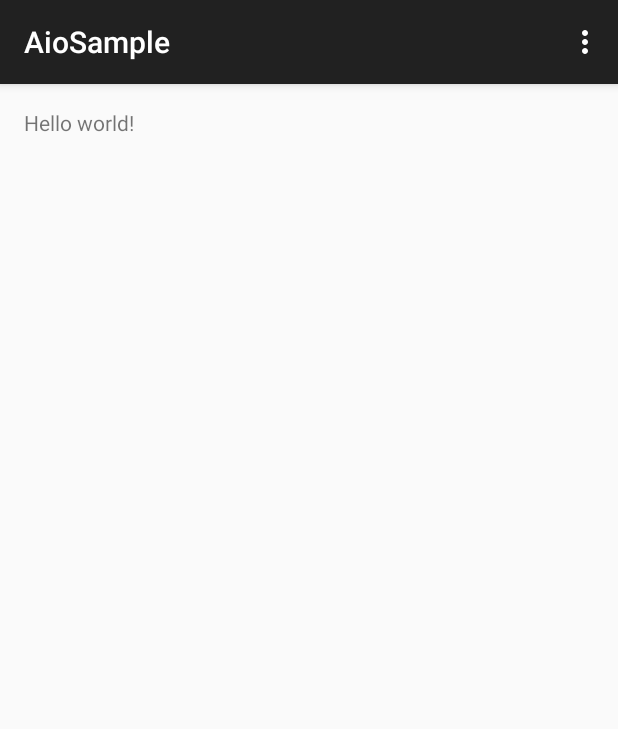
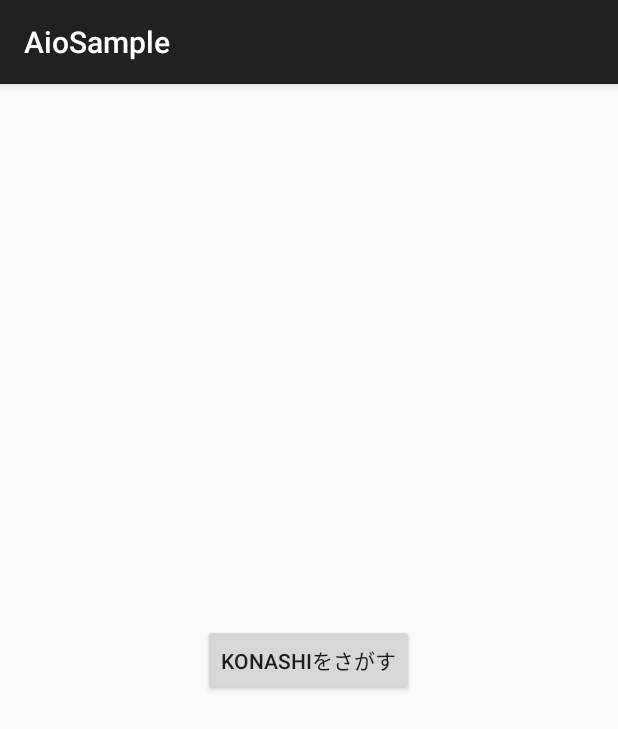
Before and after one commit to YUKAI/konashi-android-sdk, an Android app: the screen it shows after launch (MainActivity), on a phone screen of 412 x 824 dp. Shown: the top 729 px of the screen. Run offline under Robolectric (Android 15) with nearby library versions, the phone set to English and light mode, and no system bars.

Commit message:
Add layout

```diff
--- a/samples/aio-sample/src/main/res/layout/activity_main.xml
+++ b/samples/aio-sample/src/main/res/layout/activity_main.xml
@@ -8,9 +8,31 @@
                 android:paddingBottom="@dimen/activity_vertical_margin"
                 tools:context=".MainActivity">
 
+    <Button
+        android:layout_width="wrap_content"
+        android:layout_height="wrap_content"
+        android:text="@string/btn_read"
+        android:id="@+id/btn_read"
+        android:visibility="gone"
+        android:layout_centerVertical="true"
+        android:layout_centerHorizontal="true"/>
+
     <TextView
-        android:text="@string/hello_world"
         android:layout_width="wrap_content"
-        android:layout_height="wrap_content"/>
+        android:layout_height="wrap_content"
+        android:text="@string/label_value"
+        android:id="@+id/text_value"
+        android:visibility="gone"
+        android:layout_marginTop="25dp"
+        android:layout_below="@+id/btn_read"
+        android:layout_centerHorizontal="true"/>
+
+    <Button
+        android:layout_width="wrap_content"
+        android:layout_height="wrap_content"
+        android:text="@string/btn_find"
+        android:id="@+id/btn_find"
+        android:layout_centerVertical="true"
+        android:layout_centerHorizontal="true"/>
 
 </RelativeLayout>
--- a/samples/aio-sample/src/main/res/menu/menu_main.xml
+++ b/samples/aio-sample/src/main/res/menu/menu_main.xml
@@ -2,8 +2,4 @@
       xmlns:app="http://schemas.android.com/apk/res-auto"
       xmlns:tools="http://schemas.android.com/tools"
       tools:context=".MainActivity">
-    <item android:id="@+id/action_settings"
-          android:title="@string/action_settings"
-          android:orderInCategory="100"
-          app:showAsAction="never"/>
 </menu>
--- a/samples/aio-sample/src/main/res/values/strings.xml
+++ b/samples/aio-sample/src/main/res/values/strings.xml
@@ -1,6 +1,7 @@
 <resources>
     <string name="app_name">AioSample</string>
 
-    <string name="hello_world">Hello world!</string>
-    <string name="action_settings">Settings</string>
+    <string name="btn_read">Read</string>
+    <string name="btn_find">konashiをさがす</string>
+    <string name="label_value">ここに測定値が表示されます</string>
 </resources>
```
